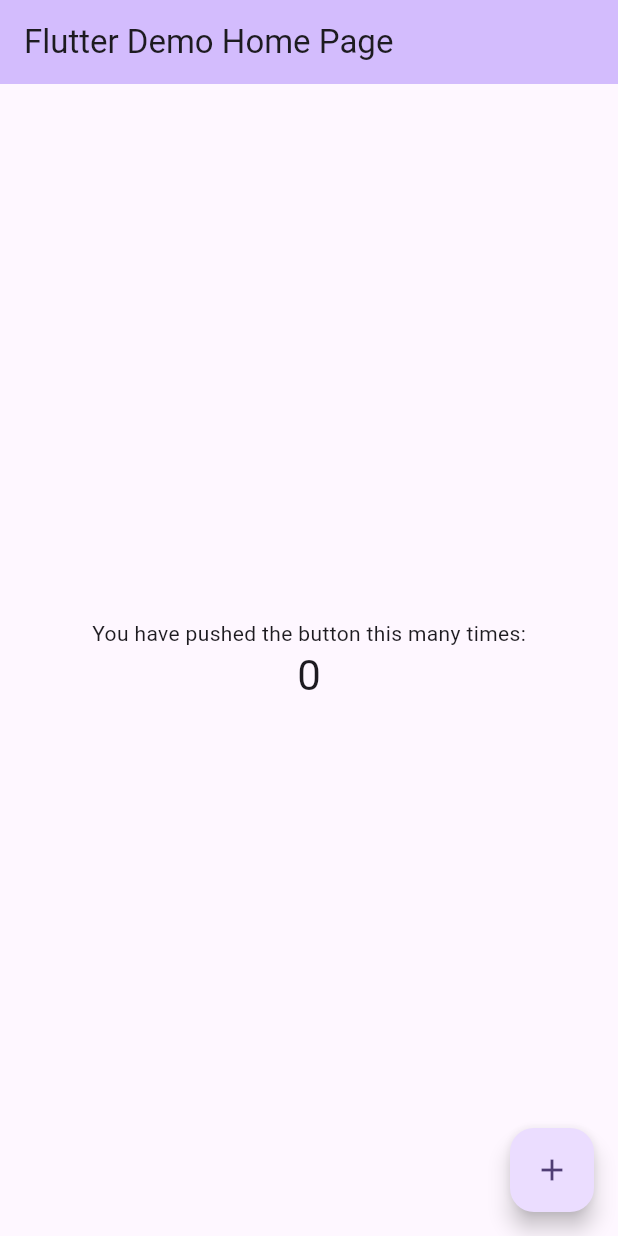
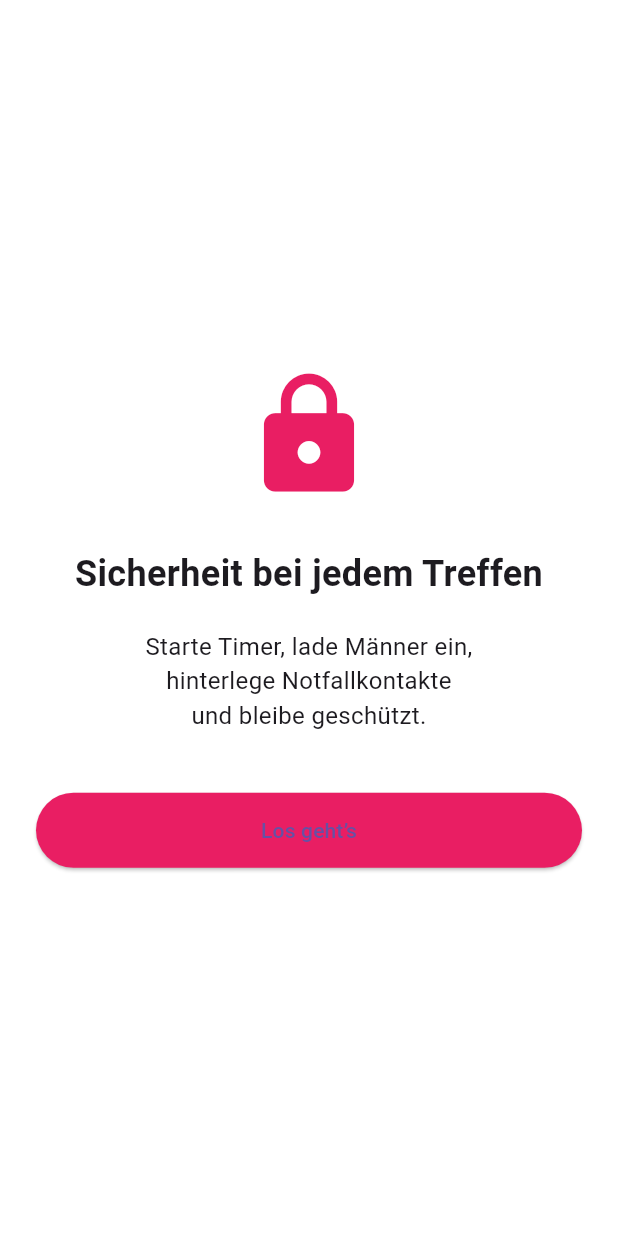
Before and after one commit to skberlin/mysafedaddy, a Flutter app: the screen it shows after launch, on a phone screen of 412 x 824 dp. Run offline on Flutter 3.47's test engine with Material 3 defaults, Android fonts, the phone set to English and light mode, and no system bars; our stand-ins replace firebase_auth, firebase_core; accounts and stored records are empty.

Commit message:
Meilenstein 1: Auth-Flow stabil + DE-Phone-Format + Projektstruktur eingerichtet

```diff
--- /dev/null
+++ b/lib/core/router/app_router.dart
@@ -0,0 +1,42 @@
+import 'package:flutter/material.dart';
+import '../../features/authentication/presentation/screens/splash_screen.dart';
+import '../../features/authentication/presentation/screens/onboarding_screen.dart';
+import '../../features/authentication/presentation/screens/role_selection_screen.dart';
+import '../../features/authentication/presentation/screens/phone_auth_screen.dart';
+import '../../features/authentication/presentation/screens/verify_code_screen.dart';
+
+class AppRouter {
+  static Route<dynamic>? generateRoute(RouteSettings settings) {
+    switch (settings.name) {
+
+      case '/splash':
+        return MaterialPageRoute(builder: (_) => SplashScreen());
+
+      case '/onboarding':
+        return MaterialPageRoute(builder: (_) => OnboardingScreen());
+
+      case '/role-selection':
+        return MaterialPageRoute(builder: (_) => RoleSelectionScreen());
+
+      case '/phone-auth':
+        return MaterialPageRoute(builder: (_) => PhoneAuthScreen());
+
+      case '/verify-code':
+  final args = settings.arguments as Map<String, dynamic>;
+  final phoneNumber = args['phoneNumber'] as String;
+  final verificationId = args['verificationId'] as String;
+
+  return MaterialPageRoute(
+    builder: (_) => VerifyCodeScreen(
+      phoneNumber: phoneNumber,
+      verificationId: verificationId,
+    ),
+  );
+
+      default:
+        return MaterialPageRoute(builder: (_) => Scaffold(
+          body: Center(child: Text('404 – Route nicht gefunden')),
+        ));
+    }
+  }
+}
--- /dev/null
+++ b/lib/features/authentication/presentation/screens/onboarding_screen.dart
@@ -0,0 +1,43 @@
+import 'package:flutter/material.dart';
+
+class OnboardingScreen extends StatelessWidget {
+  @override
+  Widget build(BuildContext context) {
+    return Scaffold(
+      body: Padding(
+        padding: const EdgeInsets.all(24.0),
+        child: Column(
+          mainAxisAlignment: MainAxisAlignment.center,
+          children: [
+            Icon(Icons.lock, size: 90, color: Colors.pink),
+            SizedBox(height: 30),
+            Text(
+              "Sicherheit bei jedem Treffen",
+              textAlign: TextAlign.center,
+              style: TextStyle(fontSize: 24, fontWeight: FontWeight.bold),
+            ),
+            SizedBox(height: 20),
+            Text(
+              "Starte Timer, lade Männer ein,\n"
+              "hinterlege Notfallkontakte\n"
+              "und bleibe geschützt.",
+              textAlign: TextAlign.center,
+              style: TextStyle(fontSize: 16),
+            ),
+            SizedBox(height: 40),
+            ElevatedButton(
+              onPressed: () {
+                Navigator.pushNamed(context, '/role-selection');
+              },
+              style: ElevatedButton.styleFrom(
+                backgroundColor: Colors.pink,
+                minimumSize: Size(double.infinity, 50),
+              ),
+              child: Text("Los geht’s"),
+            )
+          ],
+        ),
+      ),
+    );
+  }
+}
--- a/lib/main.dart
+++ b/lib/main.dart
@@ -1,122 +1,32 @@
 import 'package:flutter/material.dart';
+import 'package:firebase_core/firebase_core.dart';
+import 'firebase_options.dart';
+import 'core/router/app_router.dart';
 
-void main() {
-  runApp(const MyApp());
+void main() async {
+  WidgetsFlutterBinding.ensureInitialized();
+
+  // Firebase initialisieren
+  await Firebase.initializeApp(
+    options: DefaultFirebaseOptions.currentPlatform,
+  );
+
+  runApp(MySafeDaddyApp());
 }
 
-class MyApp extends StatelessWidget {
-  const MyApp({super.key});
-
-  // This widget is the root of your application.
+class MySafeDaddyApp extends StatelessWidget {
   @override
   Widget build(BuildContext context) {
     return MaterialApp(
-      title: 'Flutter Demo',
+      title: 'MySafeDaddy',
+      debugShowCheckedModeBanner: false,
       theme: ThemeData(
-        // This is the theme of your application.
-        //
-        // TRY THIS: Try running your application with "flutter run". You'll see
-        // the application has a purple toolbar. Then, without quitting the app,
-        // try changing the seedColor in the colorScheme below to Colors.green
-        // and then invoke "hot reload" (save your changes or press the "hot
-        // reload" button in a Flutter-supported IDE, or press "r" if you used
-        // the command line to start the app).
-        //
-        // Notice that the counter didn't reset back to zero; the application
-        // state is not lost during the reload. To reset the state, use hot
-        // restart instead.
-        //
-        // This works for code too, not just values: Most code changes can be
-        // tested with just a hot reload.
-        colorScheme: .fromSeed(seedColor: Colors.deepPurple),
+        brightness: Brightness.light,
+        primarySwatch: Colors.pink,
+        scaffoldBackgroundColor: Colors.white,
       ),
-      home: const MyHomePage(title: 'Flutter Demo Home Page'),
+      onGenerateRoute: AppRouter.generateRoute,
+      initialRoute: '/splash',
     );
   }
 }
-
-class MyHomePage extends StatefulWidget {
-  const MyHomePage({super.key, required this.title});
-
-  // This widget is the home page of your application. It is stateful, meaning
-  // that it has a State object (defined below) that contains fields that affect
-  // how it looks.
-
-  // This class is the configuration for the state. It holds the values (in this
-  // case the title) provided by the parent (in this case the App widget) and
-  // used by the build method of the State. Fields in a Widget subclass are
-  // always marked "final".
-
-  final String title;
-
-  @override
-  State<MyHomePage> createState() => _MyHomePageState();
-}
-
-class _MyHomePageState extends State<MyHomePage> {
-  int _counter = 0;
-
-  void _incrementCounter() {
-    setState(() {
-      // This call to setState tells the Flutter framework that something has
-      // changed in this State, which causes it to rerun the build method below
-      // so that the display can reflect the updated values. If we changed
-      // _counter without calling setState(), then the build method would not be
-      // called again, and so nothing would appear to happen.
-      _counter++;
-    });
-  }
-
-  @override
-  Widget build(BuildContext context) {
-    // This method is rerun every time setState is called, for instance as done
-    // by the _incrementCounter method above.
-    //
-    // The Flutter framework has been optimized to make rerunning build methods
-    // fast, so that you can just rebuild anything that needs updating rather
-    // than having to individually change instances of widgets.
-    return Scaffold(
-      appBar: AppBar(
-        // TRY THIS: Try changing the color here to a specific color (to
-        // Colors.amber, perhaps?) and trigger a hot reload to see the AppBar
-        // change color while the other colors stay the same.
-        backgroundColor: Theme.of(context).colorScheme.inversePrimary,
-        // Here we take the value from the MyHomePage object that was created by
-        // the App.build method, and use it to set our appbar title.
-        title: Text(widget.title),
-      ),
-      body: Center(
-        // Center is a layout widget. It takes a single child and positions it
-        // in the middle of the parent.
-        child: Column(
-          // Column is also a layout widget. It takes a list of children and
-          // arranges them vertically. By default, it sizes itself to fit its
-          // children horizontally, and tries to be as tall as its parent.
-          //
-          // Column has various properties to control how it sizes itself and
-          // how it positions its children. Here we use mainAxisAlignment to
-          // center the children vertically; the main axis here is the vertical
-          // axis because Columns are vertical (the cross axis would be
-          // horizontal).
-          //
-          // TRY THIS: Invoke "debug painting" (choose the "Toggle Debug Paint"
-          // action in the IDE, or press "p" in the console), to see the
-          // wireframe for each widget.
-          mainAxisAlignment: .center,
-          children: [
-            const Text('You have pushed the button this many times:'),
-            Text(
-              '$_counter',
-              style: Theme.of(context).textTheme.headlineMedium,
-            ),
-          ],
-        ),
-      ),
-      floatingActionButton: FloatingActionButton(
-        onPressed: _incrementCounter,
-        tooltip: 'Increment',
-        child: const Icon(Icons.add),
-      ),
-    );
-  }
-}
--- a/pubspec.yaml
+++ b/pubspec.yaml
@@ -30,6 +30,10 @@ environment:
 dependencies:
   flutter:
     sdk: flutter
+
+  # Firebase
+  firebase_core: ^2.27.0
+  firebase_auth: ^4.17.0
 
   # The following adds the Cupertino Icons font to your application.
   # Use with the CupertinoIcons class for iOS style icons.
```
Also changed, not shown: lib/features/authentication/presentation/screens/phone_auth_screen.dart (added, +136 -0 lines), lib/features/authentication/presentation/screens/role_selection_screen.dart (added, +53 -0 lines), lib/features/authentication/presentation/screens/splash_screen.dart (added, +50 -0 lines), lib/features/authentication/presentation/screens/verify_code_screen.dart (added, +89 -0 lines), lib/firebase_options.dart (added), pubspec.lock, 12 other files.
